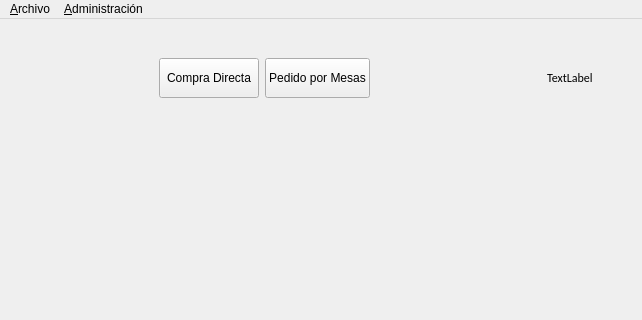
Before: the Qt Designer form nostro/main_window/main_window.ui in manuell12/CafeNostro, drawn with Qt 5; both pictures show x 0 to 642 and y 0 to 320 of the 642 by 462 pixel window.
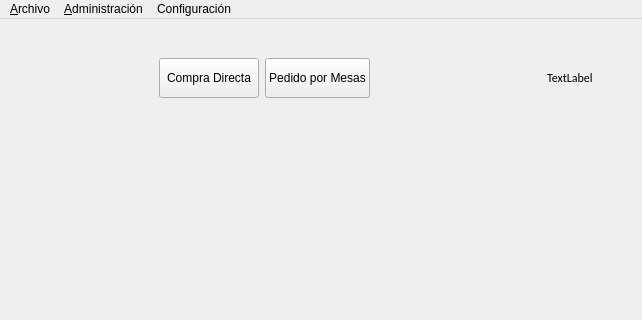
After: the same form once the commit is applied.

```diff
--- a/nostro/main_window/main_window.ui
+++ b/nostro/main_window/main_window.ui
@@ -134,8 +134,15 @@
     <addaction name="actionCambiar_Usuario"/>
     <addaction name="actionSalir"/>
    </widget>
+   <widget class="QMenu" name="menuConfiguraci_n">
+    <property name="title">
+     <string>Configuración</string>
+    </property>
+    <addaction name="actionDatos_empresa"/>
+   </widget>
    <addaction name="menuArchivo"/>
    <addaction name="menuAdministraci_n"/>
+   <addaction name="menuConfiguraci_n"/>
   </widget>
   <action name="actionUsuarios">
    <property name="text">
```
Left out of the diff: 10 changed lines with no effect on the pictures.
